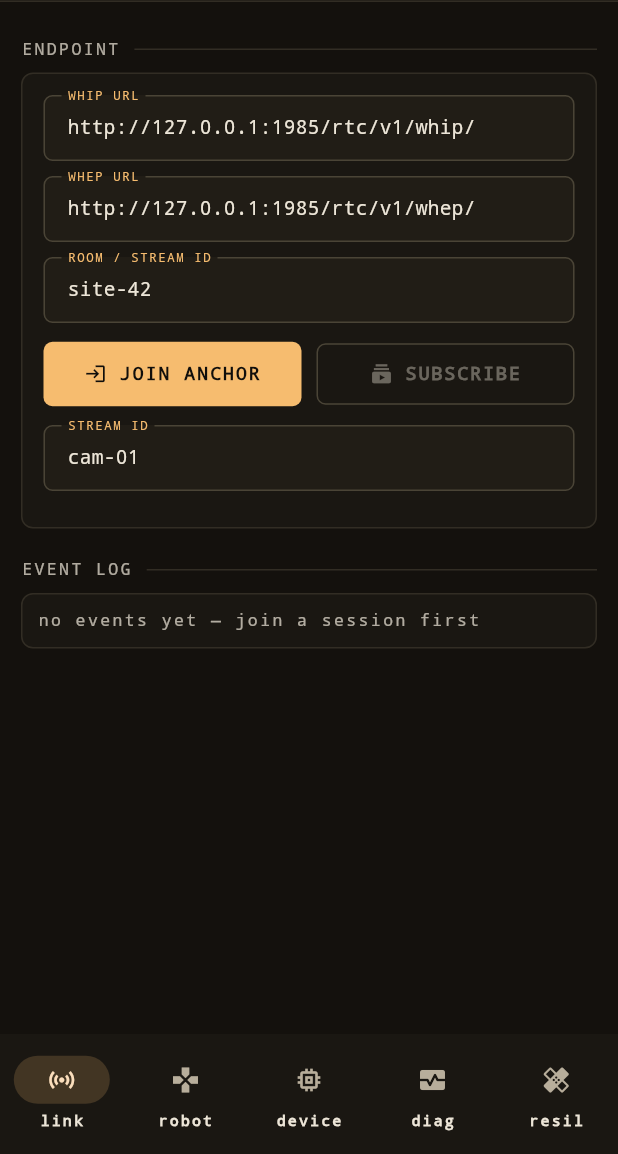
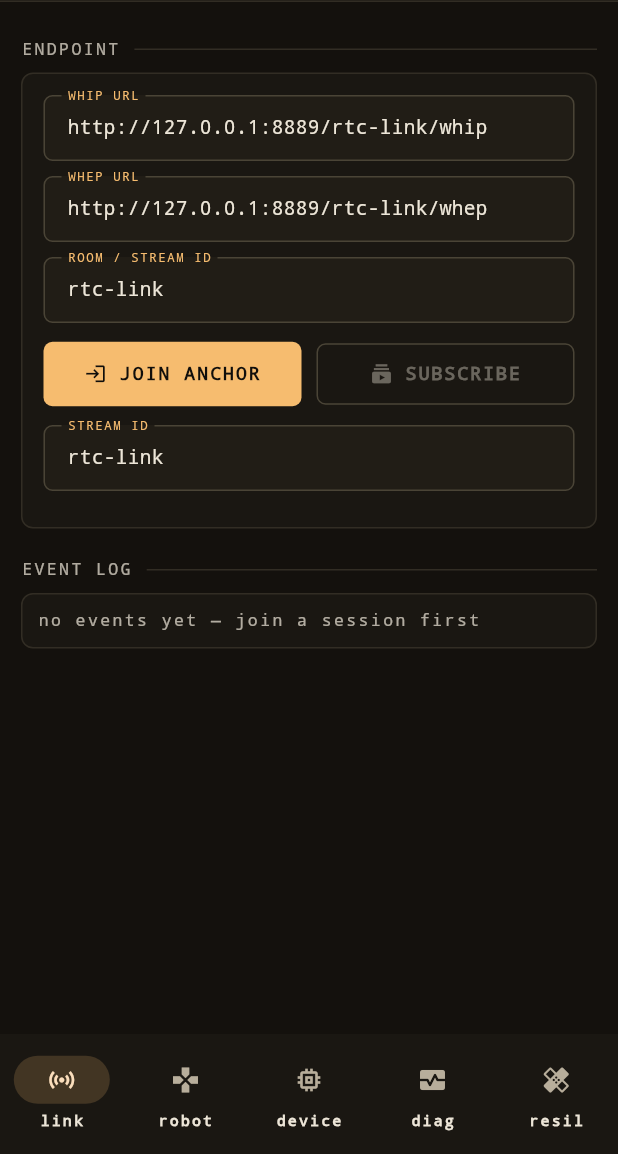
Before and after one commit to zero-labsco/flutter_rtc_link, a Flutter app: the screen it shows after launch, on a phone screen of 412 x 824 dp, the part 82-1236 px from its top. Run offline on Flutter 3.47's test engine with Material 3 defaults, Android fonts, the light colour scheme and no system bars; our stand-ins replace flutter_blue_plus, permission_handler; missing offline and left inert: cryptography, flutter_ota, flutter_webrtc, livekit_client, mqtt_client, ndef_record and 3 more.

Commit message:
example: default RTC endpoints to local MediaMTX + docs
- change the example RTC tab defaults from local SRS (1985) to local MediaMTX (8889, stream path 'rtc-link') so the offline/local test works without editing fields

- document the offline MediaMTX loopback workflow (download, adb reverse tcp:8889, join/subscribe) in example/README.md

- public WHIP/WHEP test servers and LiveKit Cloud are unreachable from some networks; local MediaMTX needs no external site

```diff
--- a/example/lib/rtc_demo_page.dart
+++ b/example/lib/rtc_demo_page.dart
@@ -16,14 +16,21 @@ class RtcDemoPage extends StatefulWidget {
 }
 
 class _RtcDemoPageState extends State<RtcDemoPage> {
+  // Default endpoints target a local MediaMTX instance (WHIP/WHEP on :8889).
+  // Run MediaMTX, then `adb reverse tcp:8889 tcp:8889` so the phone reaches
+  // the PC at 127.0.0.1:8889. The stream name lives in the URL path
+  // (`rtc-link`); the `?stream=` query appended by the plugin is ignored by
+  // MediaMTX. / 默认指向本地 MediaMTX（WHIP/WHEP 监听 :8889）。运行 MediaMTX 后执行
+  // `adb reverse tcp:8889 tcp:8889`，手机即可经 127.0.0.1:8889 访问电脑。流名位于
+  // URL 路径（`rtc-link`），插件追加的 `?stream=` 查询参数会被 MediaMTX 忽略。
   final _whipCtrl = TextEditingController(
-    text: 'http://127.0.0.1:1985/rtc/v1/whip/',
+    text: 'http://127.0.0.1:8889/rtc-link/whip',
   );
   final _whepCtrl = TextEditingController(
-    text: 'http://127.0.0.1:1985/rtc/v1/whep/',
+    text: 'http://127.0.0.1:8889/rtc-link/whep',
   );
-  final _roomCtrl = TextEditingController(text: 'site-42');
-  final _streamCtrl = TextEditingController(text: 'cam-01');
+  final _roomCtrl = TextEditingController(text: 'rtc-link');
+  final _streamCtrl = TextEditingController(text: 'rtc-link');
 
   RtcEngine? _engine;
   RtcSession? _session;
```
Also changed, not shown: 1 other file.
